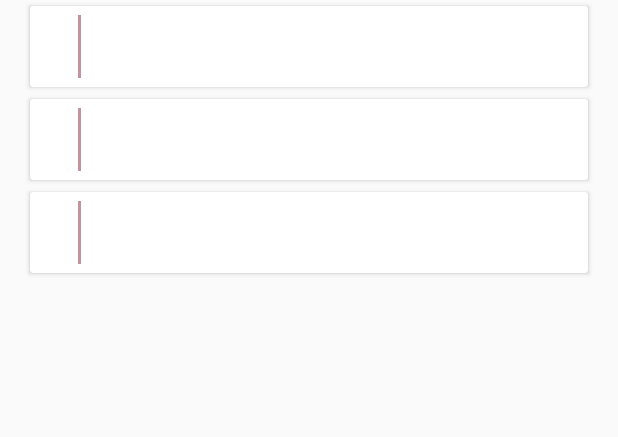
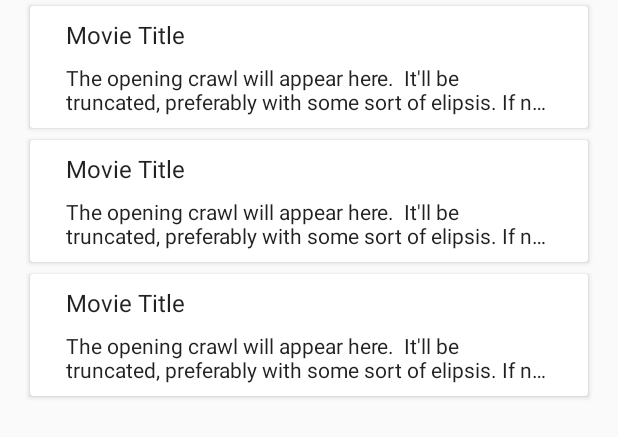
Before and after one commit to scottbiggs/hyporiprogrammingchallenge, an Android app: the layout item_list.xml on its own in the app's theme, with its tools: preview values and no code run, on a phone screen of 412 x 824 dp. Shown: the top 437 px of the screen. Run offline under Robolectric (Android 15) with nearby library versions, the phone set to English and light mode, and no system bars; network calls fail.

Commit message:
displaying main list properly

```diff
--- a/app/src/main/res/layout/item_list_content.xml
+++ b/app/src/main/res/layout/item_list_content.xml
@@ -2,39 +2,41 @@
 <!--
     Layout for each item in the main list.
 -->
-<androidx.cardview.widget.CardView
-    xmlns:android="http://schemas.android.com/apk/res/android"
+<androidx.cardview.widget.CardView xmlns:android="http://schemas.android.com/apk/res/android"
     android:layout_width="match_parent"
     android:layout_height="wrap_content"
-    android:layout_margin="4dp"
-    >
+    xmlns:tools="http://schemas.android.com/tools"
+    android:layout_margin="4dp">
 
     <LinearLayout
         android:layout_width="match_parent"
         android:layout_height="wrap_content"
-        android:orientation="horizontal"
+        android:orientation="vertical"
+        android:padding="8dp"
         >
 
         <TextView
-            android:id="@+id/id_text"
+            android:id="@+id/title_tv"
             android:layout_width="wrap_content"
             android:layout_height="wrap_content"
-            android:layout_margin="@dimen/text_margin"
+            android:layout_marginStart="@dimen/text_margin"
+            android:layout_marginEnd="@dimen/text_margin"
+            android:layout_marginBottom="8dp"
+            tools:text="Movie Title"
             android:textAppearance="?attr/textAppearanceListItem" />
 
-        <View
-            android:layout_width="2dp"
-            android:layout_height="match_parent"
-            android:layout_marginTop="6dp"
-            android:layout_marginBottom="6dp"
-            android:background="@color/colorPrimaryLight"
-            />
-
+        <!-- trying to make this look as close to the famous crawl as possible without getting absurd -->
         <TextView
-            android:id="@+id/content"
+            android:id="@+id/crawl_tv"
             android:layout_width="wrap_content"
             android:layout_height="wrap_content"
-            android:layout_margin="@dimen/text_margin"
-            android:textAppearance="?attr/textAppearanceListItem" />
+            android:layout_gravity="center_horizontal"
+            android:layout_marginStart="@dimen/text_margin"
+            android:layout_marginEnd="@dimen/text_margin"
+            android:maxLines="2"
+            android:ellipsize="end"
+            tools:text="The opening crawl will appear here.  It'll be truncated, preferably with some sort of elipsis. If not, then I guess I'll have to live with it."
+
+            android:textAppearance="?attr/textAppearanceListItemSecondary" />
     </LinearLayout>
 </androidx.cardview.widget.CardView>
--- a/app/src/main/res/values/dimens.xml
+++ b/app/src/main/res/values/dimens.xml
@@ -2,6 +2,6 @@
 <resources>
     <dimen name="fab_margin">16dp</dimen>
     <dimen name="app_bar_height">200dp</dimen>
-    <dimen name="item_width">200dp</dimen>
+    <dimen name="item_width">330dp</dimen>
     <dimen name="text_margin">16dp</dimen>
 </resources>
```
Also changed, not shown: app/src/main/java/com/sleepfuriously/hyporiprogrammingchallenge/view/MainListActivity.kt (+3 -9 lines), app/src/main/java/com/sleepfuriously/hyporiprogrammingchallenge/view/MainRecyclerViewAdapter.kt (+45 -17 lines).
